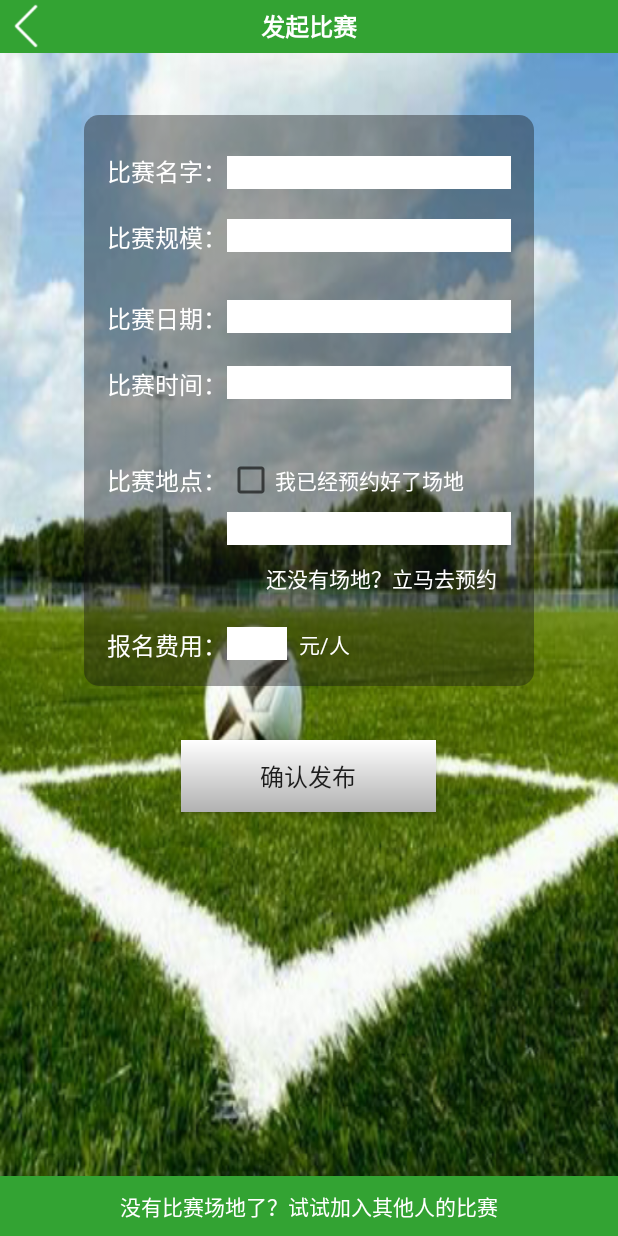
After one commit to SoccerGo/SoccerGo, an Android app: the HoldRaceActivity screen opened directly, with no data from a screen before it, on a phone screen of 412 x 824 dp. The commit adds this screen. Run offline under Robolectric (Android 15) with nearby library versions, the phone set to English and light mode, and no system bars.

Commit message:
登录界面的更改（1）

```diff
--- a/app/build.gradle
+++ b/app/build.gradle
@@ -22,6 +22,9 @@ android {
             jniLibs.srcDirs = ['libs']
         }
     }
+    task clean(type: Delete) {
+        delete rootProject.buildDir
+    }
 }
 
 repositories{
--- /dev/null
+++ b/app/src/main/java/heracles/soccergo/race/HoldRaceActivity.java
@@ -0,0 +1,40 @@
+package heracles.soccergo.race;
+
+import android.content.Intent;
+import android.support.v7.app.AppCompatActivity;
+import android.os.Bundle;
+import android.view.View;
+import android.widget.Button;
+
+import heracles.soccergo.R;
+
+public class HoldRaceActivity extends AppCompatActivity {
+    private Button btnJoinRace;
+    @Override
+    protected void onCreate(Bundle savedInstanceState) {
+        super.onCreate(savedInstanceState);
+        setContentView(R.layout.activity_hold_race);
+
+        initWidget();
+    }
+
+    private void initWidget(){
+        getWidget();
+        setWidget();
+    }
+
+    private void setWidget() {
+        btnJoinRace.setOnClickListener(new View.OnClickListener() {
+            @Override
+            public void onClick(View v) {
+                Intent intent = new Intent(HoldRaceActivity.this,JoinRaceActivity.class);
+                startActivity(intent);
+                finish();
+            }
+        });
+    }
+
+    private void getWidget() {
+        btnJoinRace = (Button) findViewById(R.id.btnJoinRace);
+    }
+}
--- /dev/null
+++ b/app/src/main/res/drawable/gradient_white_to_grey.xml
@@ -0,0 +1,9 @@
+<?xml version="1.0" encoding="utf-8"?>
+    <shape xmlns:android="http://schemas.android.com/apk/res/android"
+        android:shape="rectangle" >
+        <gradient
+            android:angle="270"
+            android:endColor="#b1b1b1"
+            android:startColor="#ffffff"
+            android:type="linear" />
+    </shape>
--- /dev/null
+++ b/app/src/main/res/layout/activity_hold_race.xml
@@ -0,0 +1,217 @@
+<?xml version="1.0" encoding="utf-8"?>
+<RelativeLayout xmlns:android="http://schemas.android.com/apk/res/android"
+    xmlns:tools="http://schemas.android.com/tools"
+    android:layout_width="match_parent"
+    android:layout_height="match_parent"
+    tools:context="heracles.soccergo.race.HoldRaceActivity"
+    android:background="@drawable/hold_race_bg">
+    <RelativeLayout
+        android:layout_width="match_parent"
+        android:layout_height="35dp"
+        android:background="#33a333"
+        android:id="@+id/relativeLayout">
+        <ImageView
+            android:layout_width="30dp"
+            android:layout_height="30dp"
+            android:layout_marginTop="2dp"
+            android:layout_marginLeft="3dp"
+            android:src="@drawable/back_icon"
+            android:id="@+id/iv_holdRace_back"/>
+        <TextView
+            android:layout_width="wrap_content"
+            android:layout_height="wrap_content"
+            android:text="发起比赛"
+            android:layout_centerVertical="true"
+            android:layout_centerHorizontal="true"
+            android:textColor="#ffffff"
+            android:textStyle="bold"
+            android:textSize="16dp" />
+    </RelativeLayout>
+    <RelativeLayout
+        android:layout_width="300dp"
+        android:layout_height="wrap_content"
+        android:background="@drawable/login_alpha"
+        android:padding="15dp"
+        android:layout_marginTop="41dp"
+        android:layout_below="@+id/relativeLayout"
+        android:layout_centerHorizontal="true"
+        android:id="@+id/relativeLayout2">
+        <TextView
+            android:layout_width="wrap_content"
+            android:layout_height="wrap_content"
+            android:text="比赛名字："
+            android:id="@+id/textView"
+            android:textSize="16dp"
+            android:layout_alignParentTop="true"
+            android:layout_alignParentStart="true"
+            android:layout_marginTop="10dp"
+            android:textColor="#ffffff" />
+        <EditText
+            android:layout_width="match_parent"
+            android:layout_height="wrap_content"
+            android:background="#ffffff"
+            android:id="@+id/editText2"
+            android:textSize="16dp"
+            android:layout_above="@+id/textView4"
+            android:layout_toEndOf="@+id/textView" />
+
+        <TextView
+            android:layout_width="wrap_content"
+            android:layout_height="wrap_content"
+            android:text="比赛规模："
+            android:id="@+id/textView4"
+            android:textSize="16dp"
+            android:layout_marginTop="20dp"
+            android:layout_below="@+id/textView"
+            android:layout_toStartOf="@+id/editText2"
+            android:textColor="#ffffff" />
+
+        <EditText
+            android:layout_width="match_parent"
+            android:layout_height="wrap_content"
+            android:background="#ffffff"
+            android:id="@+id/editText"
+            android:textSize="16dp"
+            android:layout_alignTop="@+id/textView4"
+            android:layout_toEndOf="@+id/textView4" />
+
+        <TextView
+            android:layout_width="wrap_content"
+            android:layout_height="wrap_content"
+            android:text="比赛日期："
+            android:id="@+id/textView5"
+            android:textSize="16dp"
+            android:layout_below="@+id/textView4"
+            android:layout_toStartOf="@+id/editText"
+            android:layout_marginTop="30dp"
+            android:textColor="#ffffff" />
+
+        <EditText
+            android:layout_width="match_parent"
+            android:layout_height="wrap_content"
+            android:background="#ffffff"
+            android:id="@+id/editText3"
+            android:textSize="16dp"
+            android:layout_alignTop="@+id/textView5"
+            android:layout_toEndOf="@+id/textView5" />
+
+        <TextView
+            android:layout_width="wrap_content"
+            android:layout_height="wrap_content"
+            android:text="比赛时间："
+            android:id="@+id/textView6"
+            android:textSize="16dp"
+            android:layout_below="@+id/textView5"
+            android:layout_toStartOf="@+id/editText4"
+            android:layout_marginTop="20dp"
+            android:textColor="#ffffff" />
+
+        <EditText
+            android:layout_width="100dp"
+            android:layout_height="wrap_content"
+            android:background="#ffffff"
+            android:id="@+id/editText4"
+            android:textSize="16dp"
+            android:layout_alignTop="@+id/textView6"
+            android:layout_alignStart="@+id/editText3"
+            android:layout_alignParentEnd="true" />
+
+        <TextView
+            android:layout_width="wrap_content"
+            android:layout_height="wrap_content"
+            android:text="比赛地点："
+            android:id="@+id/textView7"
+            android:textSize="16dp"
+            android:layout_marginTop="40dp"
+            android:layout_below="@+id/textView6"
+            android:layout_alignParentStart="true"
+            android:textColor="#ffffff" />
+
+        <EditText
+            android:layout_width="match_parent"
+            android:layout_height="wrap_content"
+            android:background="#ffffff"
+            android:id="@+id/editText5"
+            android:textSize="16dp"
+            android:layout_marginTop="9dp"
+            android:layout_below="@+id/textView7"
+            android:layout_alignStart="@+id/checkBox" />
+
+        <CheckBox
+            android:layout_width="wrap_content"
+            android:layout_height="wrap_content"
+            android:text="我已经预约好了场地"
+            android:id="@+id/checkBox"
+            android:checked="false"
+            android:textSize="14dp"
+            android:layout_alignTop="@+id/textView7"
+            android:layout_toEndOf="@+id/textView7"
+            android:layout_above="@+id/editText5"
+            android:textColor="#ffffff" />
+
+        <TextView
+            android:layout_width="wrap_content"
+            android:layout_height="wrap_content"
+            android:text="还没有场地？立马去预约"
+            android:id="@+id/textView8"
+            android:layout_marginTop="11dp"
+            android:layout_marginEnd="9dp"
+            android:layout_below="@+id/editText5"
+            android:layout_alignParentEnd="true"
+            android:textColor="#ffffff" />
+
+        <TextView
+            android:layout_width="wrap_content"
+            android:layout_height="wrap_content"
+            android:text="报名费用："
+            android:id="@+id/textView9"
+            android:textSize="16dp"
+            android:layout_below="@+id/textView8"
+            android:layout_alignParentStart="true"
+            android:layout_marginTop="22dp"
+            android:textColor="#ffffff" />
+
+        <EditText
+            android:layout_width="40dp"
+            android:layout_height="wrap_content"
+            android:background="#ffffff"
+            android:id="@+id/editText6"
+            android:textSize="16dp"
+            android:layout_alignTop="@+id/textView9"
+            android:layout_alignStart="@+id/editText5" />
+
+        <TextView
+            android:layout_width="wrap_content"
+            android:layout_height="wrap_content"
+            android:text="元/人"
+            android:id="@+id/textView10"
+            android:layout_alignBottom="@+id/editText6"
+            android:layout_toEndOf="@+id/editText6"
+            android:layout_marginStart="8dp"
+            android:textColor="#ffffff" />
+
+
+    </RelativeLayout>
+
+    <Button
+        android:layout_width="170dp"
+        android:layout_height="wrap_content"
+        android:text="确认发布"
+        android:id="@+id/button"
+        android:layout_marginTop="36dp"
+        android:layout_below="@+id/relativeLayout2"
+        android:layout_centerHorizontal="true"
+        android:background="@drawable/gradient_white_to_grey"
+        android:textSize="16dp" />
+
+    <Button
+        android:layout_width="match_parent"
+        android:layout_height="40dp"
+        android:layout_alignParentBottom="true"
+        android:layout_alignParentStart="true"
+        android:background="#33a333"
+        android:text="没有比赛场地了？试试加入其他人的比赛"
+        android:textColor="#ffffff"
+        android:textSize="14dp"
+        android:id="@+id/btnJoinRace" />
+</RelativeLayout>
--- a/app/src/main/res/layout/fragment_race.xml
+++ b/app/src/main/res/layout/fragment_race.xml
@@ -27,7 +27,8 @@
             android:background="@drawable/invite_race"
             android:text="发起比赛"
             android:textColor="#fff"
-            android:textSize="23sp"/>
+            android:textSize="23sp"
+            android:id="@+id/btnHoldRace" />
 
     </LinearLayout>
 
@@ -46,7 +47,8 @@
             android:background="@drawable/join_race"
             android:text="加入比赛"
             android:textColor="#fff"
-            android:textSize="23sp"/>
+            android:textSize="23sp"
+            android:id="@+id/btnJoinRace" />
 
     </LinearLayout>
 
```
Also changed, not shown: app/src/main/AndroidManifest.xml (+27 -26 lines), app/src/main/java/heracles/soccergo/race/JoinRaceActivity.java (added, +95 -0 lines), app/src/main/java/heracles/soccergo/race/RaceFragment.java (+20 -0 lines), app/src/main/res/layout/activity_join_race.xml (added, +45 -0 lines), app/src/main/res/layout/activity_login.xml (+26 -3 lines), app/src/main/res/layout/item_join_race_listview.xml (added, +101 -0 lines), app/src/main/res/drawable/back.png (deleted), app/src/main/res/drawable/back_icon.png (added), app/src/main/res/drawable/hold_race_bg.jpg (added).
